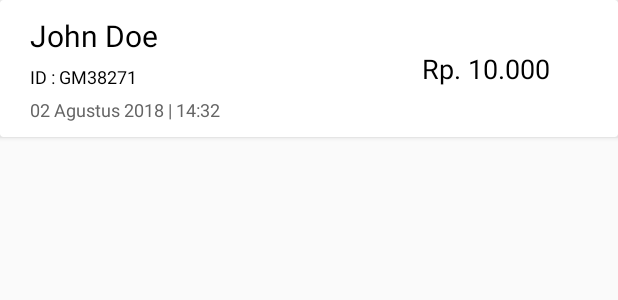
After one commit to putrautama007/Gamon-Bank-Sampah, an Android app: the layout list_tabung.xml on its own in the app's theme, with its tools: preview values and no code run, on a phone screen of 412 x 824 dp. The commit adds this screen. Shown: the top 300 px of the screen. Run offline under Robolectric (Android 15) with nearby library versions, the phone set to English and light mode, and no system bars.

Commit message:
update last v1

```diff
--- a/app/src/main/java/com/pau/putrautama/gamonbanksampah/feature/transaksi/SetorActivity.java
+++ b/app/src/main/java/com/pau/putrautama/gamonbanksampah/feature/transaksi/SetorActivity.java
@@ -187,7 +187,7 @@ public class SetorActivity extends AppCompatActivity {
         SimpleDateFormat currentDate = new SimpleDateFormat("ddmmmyy");
         saveCurrentDate = currentDate.format(calendar.getTime());
 
-        SimpleDateFormat currentTime = new SimpleDateFormat("HHmm");
+        SimpleDateFormat currentTime = new SimpleDateFormat("HHmmss");
         saveCurrentTime = currentTime.format(calendar.getTime());
 
 
@@ -243,7 +243,7 @@ public class SetorActivity extends AppCompatActivity {
         int hargaKertas = beratKertas * hargaSampahKertas;
         int hargaPlastik = beratBotol * hargaSampahPlastik;
         int totalHarga = hargaKertas + hargaPlastik;
-        int poin = totalHarga/100;
+        int poin = totalHarga/50;
         int totalSaldo = saldo + totalHarga;
         int totalBeratPlastik = beratBotolUser + beratBotol;
         int totalBeratKertas = beratKertasUser + beratKertas;
@@ -269,7 +269,7 @@ public class SetorActivity extends AppCompatActivity {
             mFirebaseDatabaseBankSampah.child(userId).child("tabung")
                     .child(idTransaksi).setValue(tabung);
 
-            mFirebaseDatabaseUser.child(pelanggangBank).child("bankSampah").child(userId).child("tabung")
+            mFirebaseDatabaseUser.child(pelanggangBank).child("tabung")
                     .child(idTransaksi).setValue(tabung);
 
             mFirebaseDatabaseBankSampah.child(userId).child("terdaftar").child(pelanggangBank).child("saldo").setValue(totalSaldo);
--- a/app/src/main/java/com/pau/putrautama/gamonbanksampah/feature/transaksi/TarikActivity.java
+++ b/app/src/main/java/com/pau/putrautama/gamonbanksampah/feature/transaksi/TarikActivity.java
@@ -229,7 +229,7 @@ public class TarikActivity extends AppCompatActivity {
                         mFirebaseDatabaseBankSampah.child(userId).child("tarikSaldo")
                                 .child(idTransaksi).setValue(tabung);
 
-                        mFirebaseDatabaseUser.child(pelanggangBank).child("bankSampah").child(userId).child("tabung")
+                        mFirebaseDatabaseUser.child(pelanggangBank).child("tabung")
                                 .child(idTransaksi).setValue(tabung);
 
                         mFirebaseDatabaseBankSampah.child(userId).child("terdaftar").child(pelanggangBank).child("saldo").setValue(totalSaldo);
--- /dev/null
+++ b/app/src/main/res/layout/list_tabung.xml
@@ -0,0 +1,95 @@
+<?xml version="1.0" encoding="utf-8"?>
+<RelativeLayout
+    xmlns:android="http://schemas.android.com/apk/res/android"
+    android:layout_width="match_parent"
+    android:layout_height="match_parent">
+
+    <android.support.v7.widget.CardView
+        android:elevation="6dp"
+        android:id="@+id/cv_tabung"
+        android:background="@drawable/backgroumd_round"
+        android:layout_width="match_parent"
+        android:layout_height="wrap_content">
+
+        <LinearLayout
+            android:weightSum="3"
+            android:layout_marginTop="10dp"
+            android:layout_marginBottom="10dp"
+            android:orientation="horizontal"
+            android:layout_width="match_parent"
+            android:layout_height="wrap_content">
+
+            <LinearLayout
+                android:layout_weight="1.5"
+                android:orientation="vertical"
+                android:layout_width="wrap_content"
+                android:layout_height="wrap_content">
+
+                <TextView
+                    android:id="@+id/tv_nama_user_tabung"
+                    android:layout_width="wrap_content"
+                    android:layout_height="wrap_content"
+                    android:layout_marginStart="20dp"
+                    android:layout_marginEnd="5dp"
+                    android:layout_marginBottom="5dp"
+                    android:fontFamily="sans-serif"
+                    android:textStyle="normal"
+                    android:textColor="@color/colorPrimaryDark"
+                    android:lineSpacingExtra="1.3sp"
+                    android:textSize="20sp"
+                    android:text="John Doe"/>
+
+                <TextView
+                    android:id="@+id/tv_id_transaksi_tabung"
+                    android:layout_width="wrap_content"
+                    android:layout_height="wrap_content"
+                    android:layout_marginStart="20dp"
+                    android:layout_marginBottom="5dp"
+                    android:fontFamily="sans-serif"
+                    android:textStyle="normal"
+                    android:textColor="@color/colorPrimaryDark"
+                    android:lineSpacingExtra="1.3sp"
+                    android:textSize="12sp"
+                    android:text="ID : GM38271"/>
+
+
+                <TextView
+                    android:id="@+id/tv_tgl_tabung"
+                    android:layout_width="wrap_content"
+                    android:layout_height="wrap_content"
+                    android:layout_marginStart="20dp"
+                    android:textSize="12sp"
+                    android:fontFamily="sans-serif"
+                    android:textStyle="normal"
+                    android:textColor="@color/brown_grey"
+                    android:lineSpacingExtra="1.3sp"
+                    android:text="02 Agustus 2018 | 14:32"
+                    />
+
+            </LinearLayout>
+
+            <LinearLayout
+                android:layout_weight="1.5"
+                android:orientation="vertical"
+                android:layout_gravity="center_vertical"
+                android:layout_width="wrap_content"
+                android:layout_height="wrap_content">
+
+                <TextView
+                    android:id="@+id/total_harga_tabung"
+                    android:layout_width="wrap_content"
+                    android:layout_height="wrap_content"
+                    android:textSize="18sp"
+                    android:fontFamily="sans-serif"
+                    android:textStyle="normal"
+                    android:layout_gravity="center_horizontal"
+                    android:textColor="@color/colorPrimaryDark"
+                    android:lineSpacingExtra="2sp"
+                    android:text="Rp. 10.000"
+                    />
+            </LinearLayout>
+
+        </LinearLayout>
+
+    </android.support.v7.widget.CardView>
+</RelativeLayout>
```
Also changed, not shown: app/src/main/java/com/pau/putrautama/gamonbanksampah/adapter/MenungguAdapter.java (+2 -16 lines), app/src/main/java/com/pau/putrautama/gamonbanksampah/adapter/TabungAdapter.java (added, +73 -0 lines), app/src/main/java/com/pau/putrautama/gamonbanksampah/feature/history/NabungFragment.java (+41 -11 lines).
